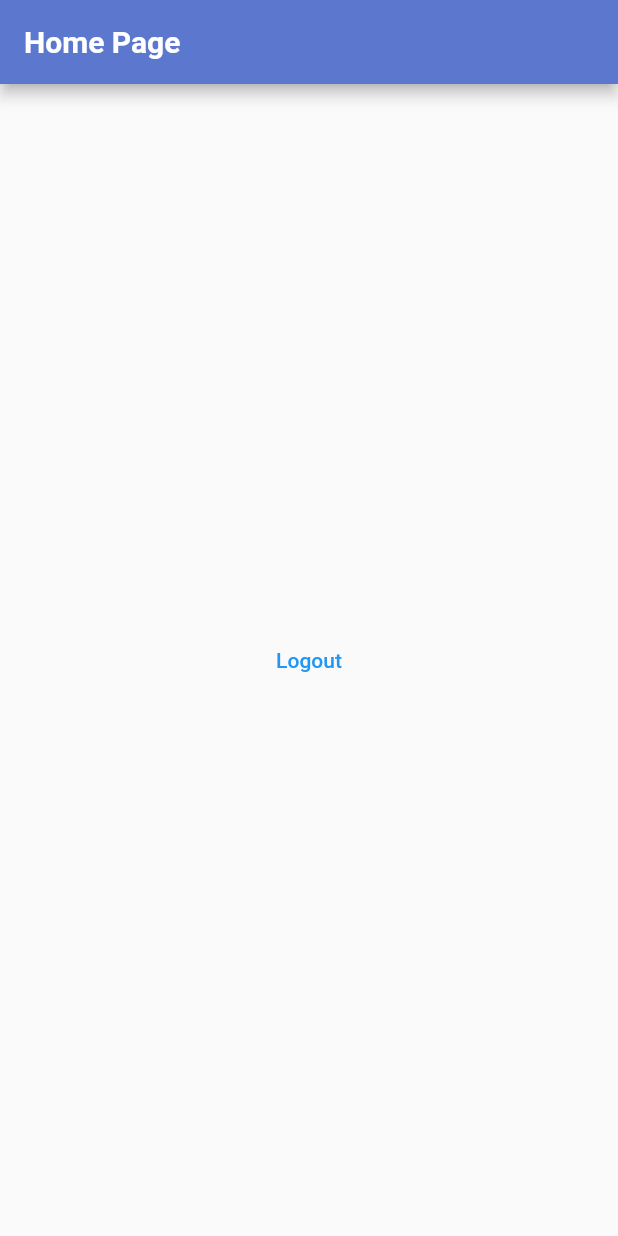
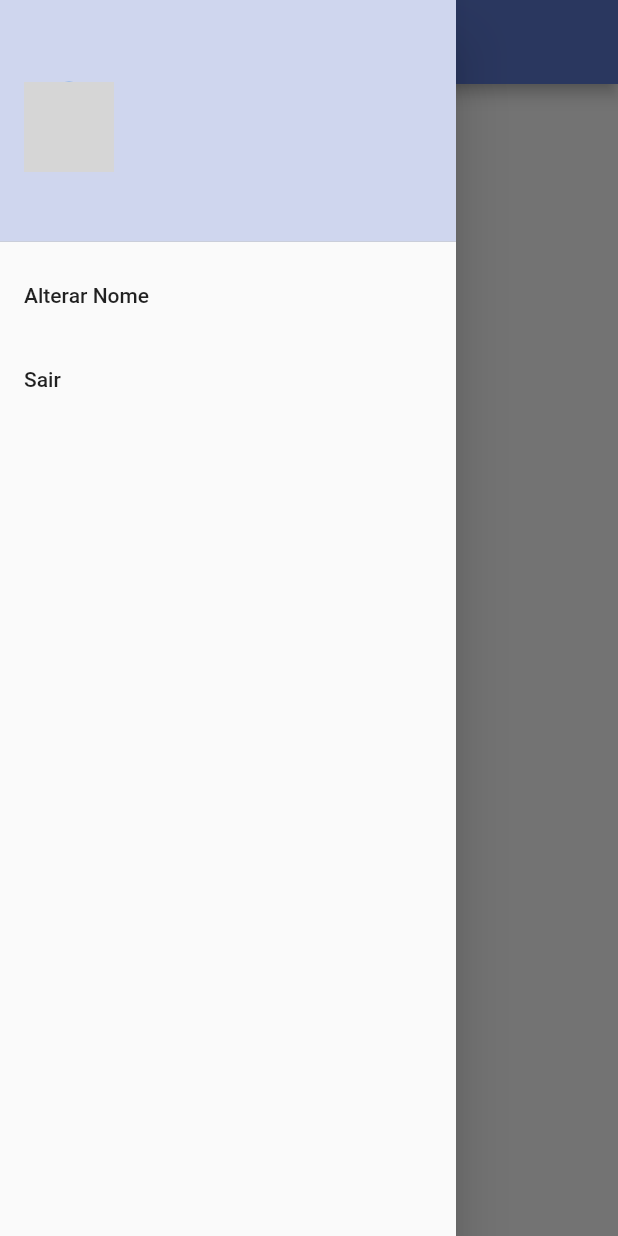
Before and after one commit to mbrufatto/Todo_List_Provider_New, a Flutter app: the screen it shows once a user with an empty profile is signed in, with the side drawer open (before the commit the screen has no drawer), on a phone screen of 412 x 824 dp. Run offline on Flutter 3.47's test engine with Material 2 defaults, Android fonts, the phone set to English and light mode, and no system bars; our stand-ins replace firebase_auth, firebase_core, flutter_signin_button, google_fonts, google_sign_in, sqflite and 2 more; missing offline and left inert: flutter_overlay_loader, validatorless; accounts and stored records are empty; network calls fail; Roboto replaces fonts that are missing (Mandali); grey boxes are pictures that could not be loaded.

Commit message:
Criado o Drawer

```diff
--- a/lib/app/modules/home/home_page.dart
+++ b/lib/app/modules/home/home_page.dart
@@ -1,7 +1,5 @@
 import 'package:flutter/material.dart';
-import 'package:provider/provider.dart';
-
-import '../../core/auth/auth_provider.dart';
+import 'package:todo_list_provider/app/modules/home/widgets/home_drawer.dart';
 
 class HomePage extends StatelessWidget {
   const HomePage({Key? key}) : super(key: key);
@@ -12,14 +10,8 @@ class HomePage extends StatelessWidget {
       appBar: AppBar(
         title: const Text('Home Page'),
       ),
-      body: Center(
-        child: TextButton(
-          onPressed: () {
-            context.read<AuthProvider>().logout();
-          },
-          child: Text('Logout'),
-        ),
-      ),
+      drawer: HomeDrawer(),
+      body: Container(),
     );
   }
 }
--- /dev/null
+++ b/lib/app/modules/home/widgets/home_drawer.dart
@@ -0,0 +1,105 @@
+import 'package:flutter/material.dart';
+import 'package:flutter_overlay_loader/flutter_overlay_loader.dart';
+import 'package:provider/provider.dart';
+import 'package:todo_list_provider/app/core/ui/theme_extension.dart';
+import 'package:todo_list_provider/app/services/user/user_service.dart';
+
+import '../../../core/auth/auth_provider.dart';
+import '../../../core/ui/messages.dart';
+
+class HomeDrawer extends StatelessWidget {
+  final nameVN = ValueNotifier<String>('');
+  HomeDrawer({Key? key}) : super(key: key);
+
+  @override
+  Widget build(BuildContext context) {
+    return Drawer(
+      child: ListView(
+        children: [
+          DrawerHeader(
+            decoration: BoxDecoration(
+              color: context.primaryColor.withAlpha(70),
+            ),
+            child: Row(
+              children: [
+                Selector<AuthProvider, String>(
+                  selector: (context, authProvider) {
+                    return authProvider.user?.photoURL ??
+                        'https://t4.ftcdn.net/jpg/03/46/93/61/360_F_346936114_RaxE600ogebgAWTalE1myseY1Hbb5qPM.jpg';
+                  },
+                  builder: (_, value, __) {
+                    return CircleAvatar(
+                      backgroundImage: NetworkImage(value),
+                      radius: 30,
+                    );
+                  },
+                ),
+                Expanded(
+                  child: Padding(
+                    padding: const EdgeInsets.all(8.0),
+                    child: Selector<AuthProvider, String>(
+                      selector: (context, authProvider) {
+                        return authProvider.user?.displayName ??
+                            'Não informado';
+                      },
+                      builder: (_, value, __) {
+                        return Text(
+                          value,
+                          style: context.textTheme.titleSmall,
+                        );
+                      },
+                    ),
+                  ),
+                ),
+              ],
+            ),
+          ),
+          ListTile(
+            onTap: () {
+              showDialog(
+                context: context,
+                builder: (_) {
+                  return AlertDialog(
+                    title: const Text('Alterar Nome'),
+                    content: TextField(
+                      onChanged: (value) => nameVN.value = value,
+                    ),
+                    actions: [
+                      TextButton(
+                          onPressed: () => Navigator.of(context).pop(),
+                          child: const Text(
+                            'Cancelar',
+                            style: TextStyle(color: Colors.red),
+                          )),
+                      TextButton(
+                        onPressed: () async {
+                          final nameValue = nameVN.value;
+                          if (nameValue.isEmpty) {
+                            Messages.of(context).showError('Nome obrigatório');
+                          } else {
+                            Loader.show(context);
+                            await context
+                                .read<UserService>()
+                                .updateDisplayName(nameValue);
+                            Loader.hide();
+                            Navigator.of(context).pop();
+                          }
+                        },
+                        child: const Text('Alterar'),
+                      ),
+                    ],
+                  );
+                },
+              );
+            },
+            title: const Text('Alterar Nome'),
+          ),
+          ListTile(
+            onTap: () => context.read<AuthProvider>().logout(),
+            title: const Text('Sair'),
+          ),
+        ],
+      ),
+    );
+  }
+}
--- a/lib/app/repositories/user/user_repository.dart
+++ b/lib/app/repositories/user/user_repository.dart
@@ -6,4 +6,5 @@ abstract class UserRepository {
   Future<void> forgotPassword(String email);
   Future<User?> googleLogin();
   Future<void> logout();
+  Future<void> updateDisplayName(String name);
 }
--- a/lib/app/services/user/user_service.dart
+++ b/lib/app/services/user/user_service.dart
@@ -6,4 +6,5 @@ abstract class UserService {
   Future<void> forgotPassword(String email);
   Future<User?> googleLogin();
   Future<void> logout();
+  Future<void> updateDisplayName(String name);
 }
--- a/lib/app/services/user/user_service_impl.dart
+++ b/lib/app/services/user/user_service_impl.dart
@@ -28,4 +28,8 @@ class UserServiceImpl implements UserService {
 
   @override
   Future<void> logout() => _userRepository.logout();
+
+  @override
+  Future<void> updateDisplayName(String name) =>
+      _userRepository.updateDisplayName(name);
 }
```
Also changed, not shown: lib/app/repositories/user/user_repository_impl.dart (+9 -0 lines).
